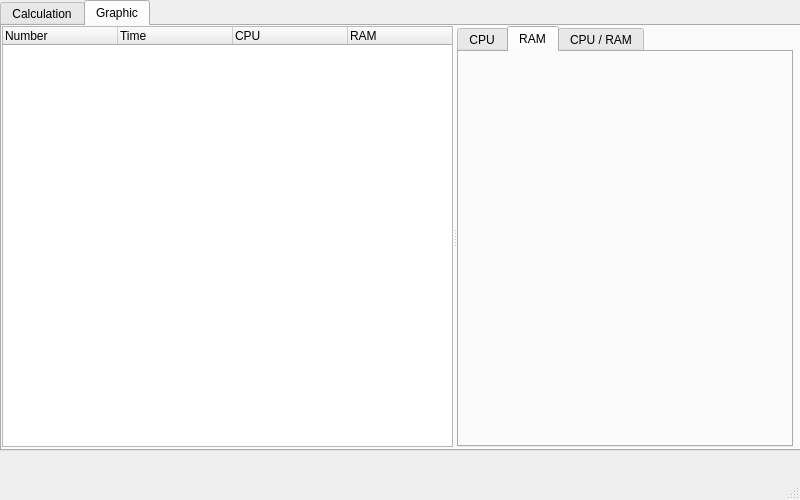
Qt form design/main_window_widget.ui (xakerok/SystemStatusScaner) before a commit.
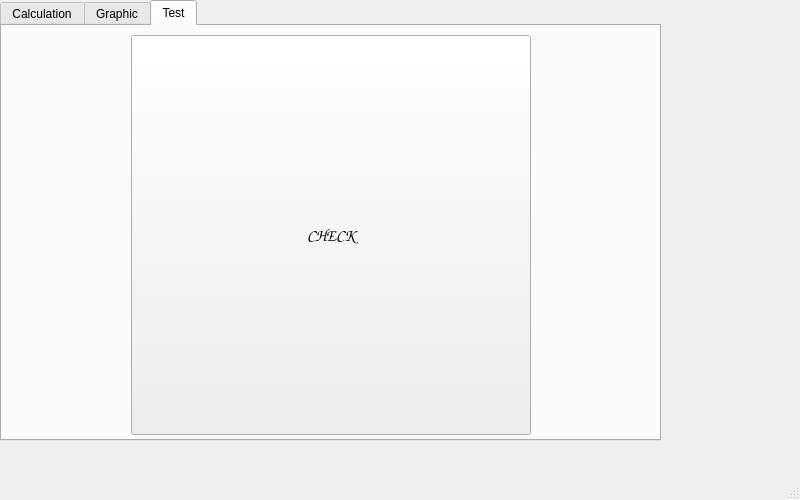
The same form after that commit. The open tabs and pages were chosen to show the change.

Commit message: -working with desigh

What changed in the file:
```diff
--- a/design/main_window_widget.ui
+++ b/design/main_window_widget.ui
@@ -19,8 +19,8 @@
      <rect>
       <x>0</x>
       <y>0</y>
-      <width>801</width>
-      <height>451</height>
+      <width>661</width>
+      <height>441</height>
      </rect>
     </property>
     <property name="currentIndex">
@@ -397,11 +397,17 @@
             <height>0</height>
            </size>
           </property>
+          <property name="textElideMode">
+           <enum>Qt::ElideRight</enum>
+          </property>
           <attribute name="headerCascadingSectionResizes">
            <bool>false</bool>
           </attribute>
           <attribute name="headerDefaultSectionSize">
-           <number>115</number>
+           <number>100</number>
+          </attribute>
+          <attribute name="headerMinimumSectionSize">
+           <number>30</number>
           </attribute>
           <column>
            <property name="text">
@@ -449,6 +455,84 @@
       </layout>
      </widget>
     </widget>
+    <widget class="QWidget" name="tabTest">
+     <attribute name="title">
+      <string>Test</string>
+     </attribute>
+     <layout class="QGridLayout" name="gridLayout">
+      <item row="1" column="1">
+       <widget class="QPushButton" name="buttonCheck">
+        <property name="minimumSize">
+         <size>
+          <width>400</width>
+          <height>400</height>
+         </size>
+        </property>
+        <property name="font">
+         <font>
+          <family>Comic Sans MS</family>
+          <pointsize>12</pointsize>
+         </font>
+        </property>
+        <property name="text">
+         <string>CHECK</string>
+        </property>
+       </widget>
+      </item>
+      <item row="0" column="1">
+       <spacer name="verticalSpacer">
+        <property name="orientation">
+         <enum>Qt::Vertical</enum>
+        </property>
+        <property name="sizeHint" stdset="0">
+         <size>
+          <width>20</width>
+          <height>40</height>
+         </size>
+        </property>
+       </spacer>
+      </item>
+      <item row="1" column="0">
+       <spacer name="horizontalSpacer_6">
+        <property name="orientation">
+         <enum>Qt::Horizontal</enum>
+        </property>
+        <property name="sizeHint" stdset="0">
+         <size>
+          <width>40</width>
+          <height>20</height>
+         </size>
+        </property>
+       </spacer>
+      </item>
+      <item row="1" column="2">
+       <spacer name="horizontalSpacer_7">
+        <property name="orientation">
+         <enum>Qt::Horizontal</enum>
+        </property>
+        <property name="sizeHint" stdset="0">
+         <size>
+          <width>40</width>
+          <height>20</height>
+         </size>
+        </property>
+       </spacer>
+      </item>
+      <item row="2" column="1">
+       <spacer name="verticalSpacer_2">
+        <property name="orientation">
+         <enum>Qt::Vertical</enum>
+        </property>
+        <property name="sizeHint" stdset="0">
+         <size>
+          <width>20</width>
+          <height>40</height>
+         </size>
+        </property>
+       </spacer>
+      </item>
+     </layout>
+    </widget>
    </widget>
   </widget>
   <widget class="QMenuBar" name="menubar">
```
The commit also changes 1 other file.
